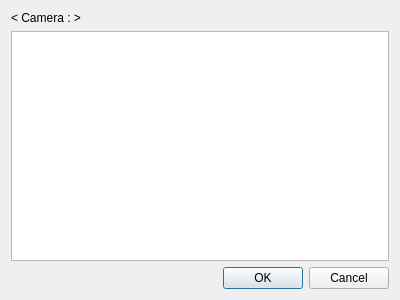
Qt form client/libclient/src/ui/dialogs/camera_diagnostics_dialog.ui (networkoptix/nx_open) before a commit.
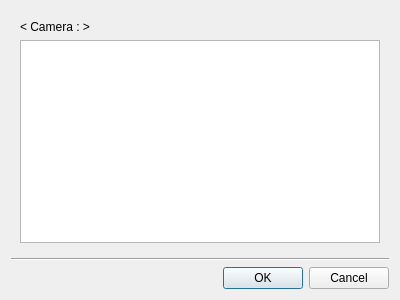
The same form after that commit.

Commit message:
VMS-2217: Fixed separator lines in many dialogs
<==== Mercurial data ====>
Branch: dev_3.0.0_gui

```diff
--- a/client/libclient/src/ui/dialogs/camera_diagnostics_dialog.ui
+++ b/client/libclient/src/ui/dialogs/camera_diagnostics_dialog.ui
@@ -12,6 +12,9 @@
   </property>
   <layout class="QVBoxLayout" name="verticalLayout">
    <item>
+    <widget class="QWidget" name="widget" native="true">
+     <layout class="QVBoxLayout" name="verticalLayout_2">
+      <item>
     <widget class="QLabel" name="titleLabel">
      <property name="text">
       <string notr="true">&lt; Camera : &gt;</string>
@@ -25,6 +28,16 @@
      </property>
      <property name="textInteractionFlags">
       <set>Qt::LinksAccessibleByKeyboard|Qt::LinksAccessibleByMouse|Qt::TextBrowserInteraction|Qt::TextSelectableByKeyboard|Qt::TextSelectableByMouse</set>
+        </property>
+       </widget>
+      </item>
+     </layout>
+    </widget>
+   </item>
+   <item>
+    <widget class="Line" name="line">
+     <property name="orientation">
+      <enum>Qt::Horizontal</enum>
      </property>
     </widget>
    </item>
```
Lines whose indentation alone changed are shown as unchanged. The commit also changes 30 other files.
